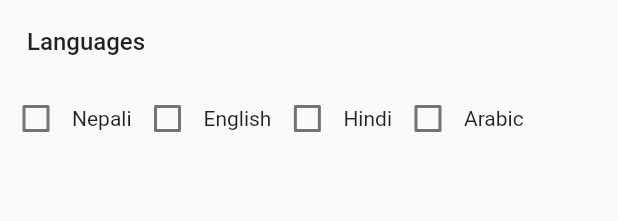
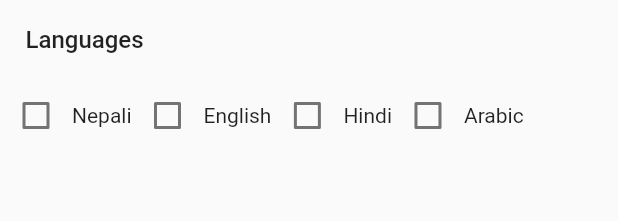
Before and after one commit to Yazoo555/-flutter_intern, a Flutter app: the LanguageField widget shown alone on an empty page, opened directly with empty values, on a phone screen of 412 x 824 dp. Shown: the top 221 px of the screen. Run offline on Flutter 3.47's test engine with Material 2 defaults, Android fonts, the phone set to English and light mode, and no system bars.

Commit message:
Seventh Commit --> 55

```diff
--- a/lib/day_6/language/lang.dart
+++ b/lib/day_6/language/lang.dart
@@ -37,7 +37,7 @@ class _LanguageFieldState extends State<LanguageField> {
           crossAxisAlignment: CrossAxisAlignment.start,
           children: [
             Padding(
-              padding: const EdgeInsets.all(18.0),
+              padding: const EdgeInsets.all(17.0),
               child: Text(
                 "Languages",
                 style: TextStyle(
```
